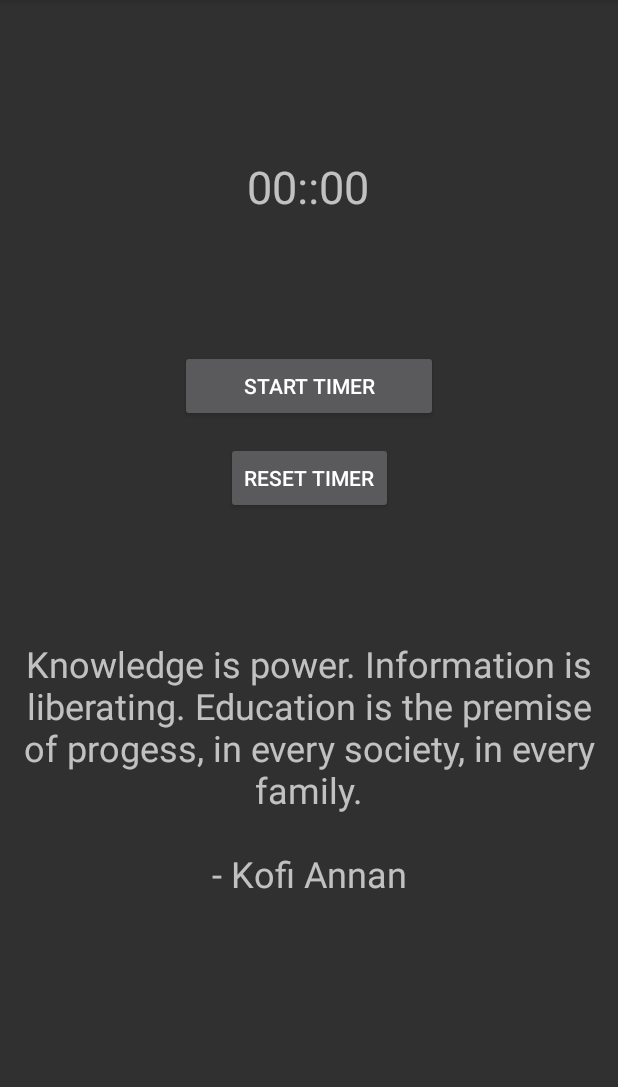
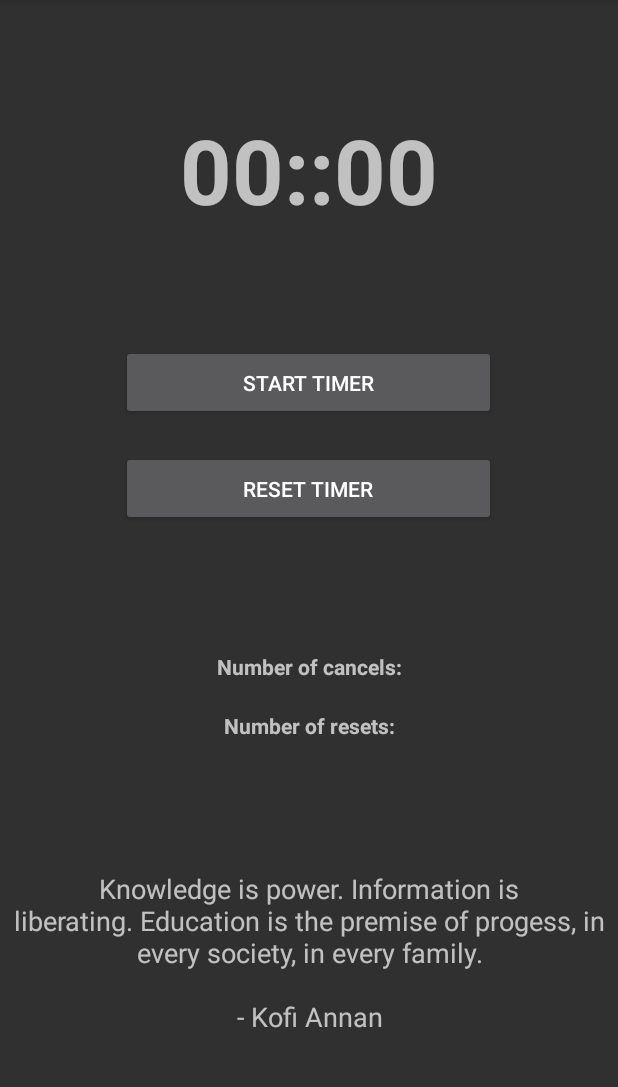
Before and after one commit to jsoutine/StudyApp, an Android app: the TimerMenu screen opened directly, with no data from a screen before it, on a phone screen of 412 x 824 dp, the part 84-1171 px from its top. Run offline under Robolectric (Android 15) with nearby library versions, the phone set to English and light mode, and no system bars.

Commit message:
Timer updates

```diff
--- a/app/src/main/java/com/example/android/studyapp/Tools/Timer/TimerMenu.java
+++ b/app/src/main/java/com/example/android/studyapp/Tools/Timer/TimerMenu.java
@@ -23,12 +23,16 @@ public class TimerMenu extends AppCompatActivity {
 
     private TextView mTextViewCountDown;
     private TextView quoteText;
+    private TextView resetTimerTxt;
+    private TextView cancelTimerTxt;
     private Button mButtonStartPause;
     private Button mButtonReset;
 
     private CountDownTimer mCountDownTimer;
 
     private boolean mTimerRunning;
+    private int resetCounter = 0;
+    private int cancelCounter = 0;
 
     private long mTimeLeftInMillis = START_TIME_IN_MILLIS;
     private long mEndTime;
@@ -40,6 +44,8 @@ public class TimerMenu extends AppCompatActivity {
 
         mTextViewCountDown = findViewById(R.id.timeTxtView);
         quoteText = findViewById(R.id.txtViewQuote);
+        resetTimerTxt = findViewById(R.id.resetTxtViewCounter);
+        cancelTimerTxt = findViewById(R.id.cancelTxtView);
 
         mButtonStartPause = findViewById(R.id.btnStartPauseTime);
         mButtonReset = findViewById(R.id.btnResetTimer);
@@ -165,6 +171,8 @@ public class TimerMenu extends AppCompatActivity {
             @Override
             public void onClick(DialogInterface dialogInterface, int i) {
                 Toast.makeText(getApplicationContext(), "Yes is clicked", Toast.LENGTH_LONG).show();
+                resetCounter++;
+                resetTimerTxt.setText("Number of resets: " + resetCounter);
                 resetTimer();
                 //quoteText.setText("Knowledge is power. Information is\nliberating. Education is the premise\nof progress, in every society, in every\nfamily.\n\n- Kofi Annan");
 
@@ -176,6 +184,8 @@ public class TimerMenu extends AppCompatActivity {
             public void onClick(DialogInterface dialogInterface, int i) {
                 Toast.makeText(getApplicationContext(), "Cancel is clicked. Good moral!", Toast.LENGTH_LONG);
                 quoteText.setText("Good moral character is the first essential in a man.\n\n- George Washington");
+                cancelCounter++;
+                cancelTimerTxt.setText("Number of cancels: " + cancelCounter);
             }
 
         });
--- a/app/src/main/res/layout/activity_timer_menu.xml
+++ b/app/src/main/res/layout/activity_timer_menu.xml
@@ -8,8 +8,8 @@
 
     <Button
         android:id="@+id/btnStartPauseTime"
-        android:layout_width="0dp"
-        android:layout_height="wrap_content"
+        android:layout_width="250dp"
+        android:layout_height="50dp"
         android:layout_marginStart="120dp"
         android:layout_marginLeft="120dp"
         android:layout_marginTop="260dp"
@@ -20,23 +20,23 @@
         android:text="START TIMER"
         app:layout_constraintBottom_toBottomOf="parent"
         app:layout_constraintEnd_toEndOf="parent"
-        app:layout_constraintHorizontal_bias="0.0"
+        app:layout_constraintHorizontal_bias="0.506"
         app:layout_constraintStart_toStartOf="parent"
         app:layout_constraintTop_toTopOf="parent"
-        app:layout_constraintVertical_bias="0.675" />
+        app:layout_constraintVertical_bias="0.721" />
 
     <TextView
         android:id="@+id/timeTxtView"
         android:layout_width="wrap_content"
         android:layout_height="wrap_content"
         android:text="00::00"
-        android:textSize="30sp"
+        android:textSize="60sp"
+        android:textStyle="bold"
         app:layout_constraintBottom_toBottomOf="parent"
         app:layout_constraintEnd_toEndOf="parent"
-        app:layout_constraintHorizontal_bias="0.498"
         app:layout_constraintStart_toStartOf="parent"
         app:layout_constraintTop_toTopOf="parent"
-        app:layout_constraintVertical_bias="0.143" />
+        app:layout_constraintVertical_bias="0.106" />
 
     <TextView
         android:id="@+id/txtViewQuote"
@@ -44,23 +44,48 @@
         android:layout_height="wrap_content"
         android:gravity="center"
         android:text="\nKnowledge is power. Information is\nliberating. Education is the premise of progess, in every society, in every family.\n\n- Kofi Annan"
-        android:textSize="24sp"
+        android:textSize="18sp"
         app:layout_constraintBottom_toBottomOf="parent"
         app:layout_constraintEnd_toEndOf="parent"
         app:layout_constraintHorizontal_bias="0.0"
         app:layout_constraintStart_toStartOf="parent"
         app:layout_constraintTop_toTopOf="parent"
-        app:layout_constraintVertical_bias="0.702" />
+        app:layout_constraintVertical_bias="0.878" />
 
     <Button
         android:id="@+id/btnResetTimer"
+        android:layout_width="250dp"
+        android:layout_height="50dp"
+        android:text="Reset Timer"
+        app:layout_constraintBottom_toBottomOf="parent"
+        app:layout_constraintEnd_toEndOf="parent"
+        app:layout_constraintHorizontal_bias="0.496"
+        app:layout_constraintStart_toStartOf="parent"
+        app:layout_constraintTop_toTopOf="parent"
+        app:layout_constraintVertical_bias="0.419" />
+
+    <TextView
+        android:id="@+id/resetTxtViewCounter"
         android:layout_width="wrap_content"
         android:layout_height="wrap_content"
-        android:text="Reset Timer"
+        android:text="Number of resets:"
+        android:textStyle="bold"
         app:layout_constraintBottom_toBottomOf="parent"
         app:layout_constraintEnd_toEndOf="parent"
         app:layout_constraintStart_toStartOf="parent"
         app:layout_constraintTop_toTopOf="parent"
-        app:layout_constraintVertical_bias="0.409" />
+        app:layout_constraintVertical_bias="0.633" />
+
+    <TextView
+        android:id="@+id/cancelTxtView"
+        android:layout_width="wrap_content"
+        android:layout_height="wrap_content"
+        android:text="Number of cancels:"
+        android:textStyle="bold"
+        app:layout_constraintBottom_toBottomOf="parent"
+        app:layout_constraintEnd_toEndOf="parent"
+        app:layout_constraintStart_toStartOf="parent"
+        app:layout_constraintTop_toTopOf="parent"
+        app:layout_constraintVertical_bias="0.581" />
 
 </androidx.constraintlayout.widget.ConstraintLayout>
```
